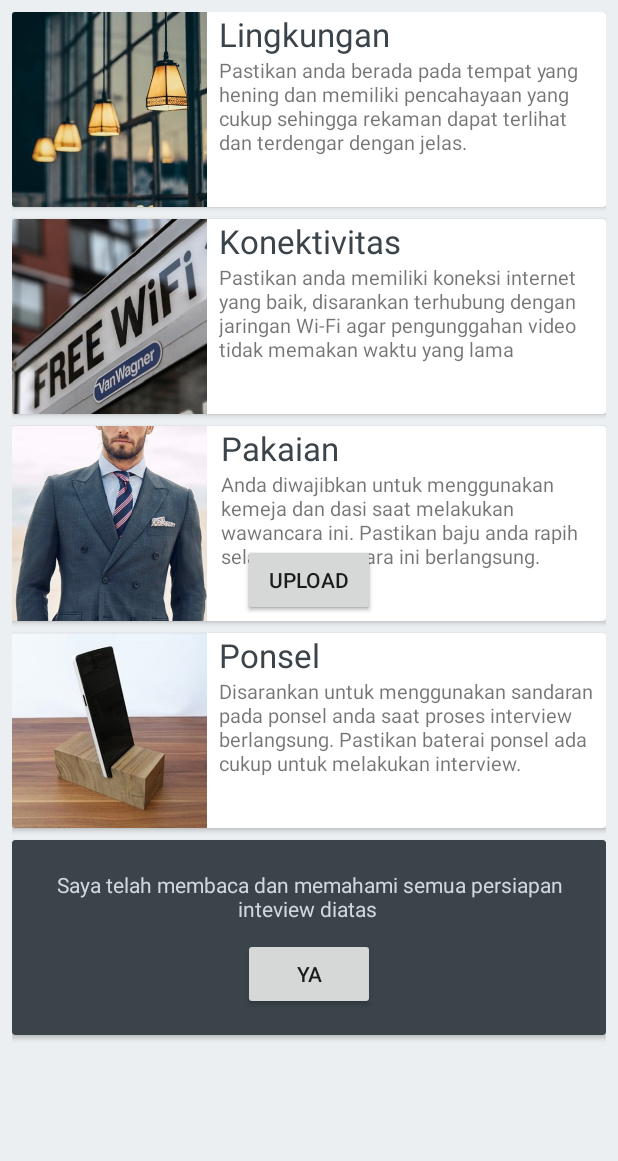
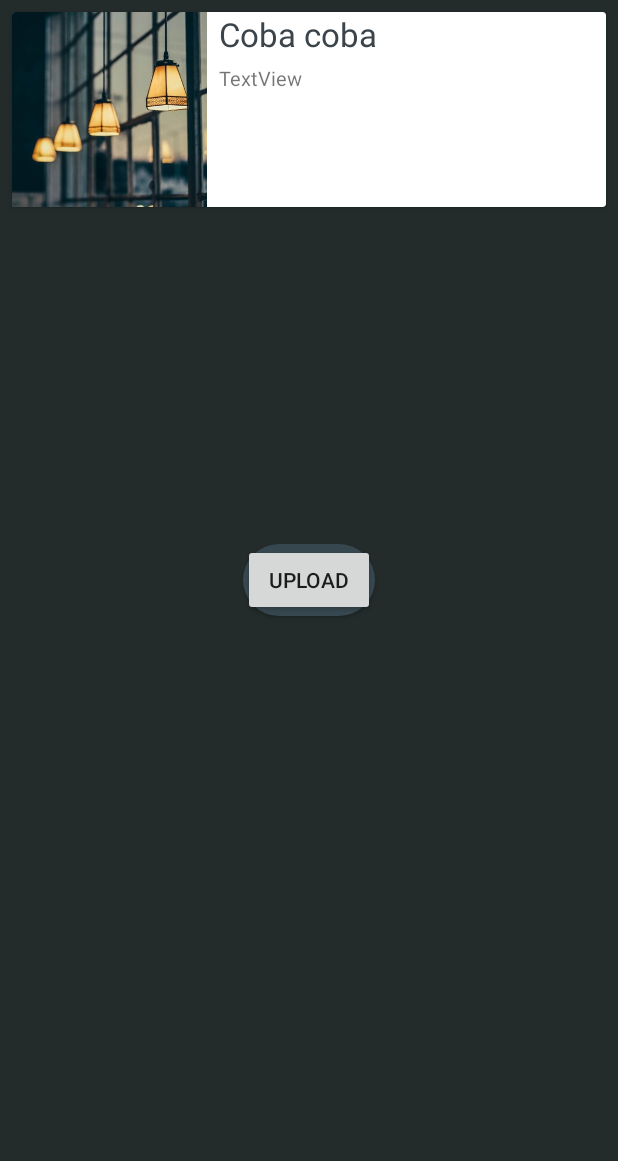
Before and after one commit to sedrasmith/beasiswa, an Android app: the UserAreaActivity screen opened directly, with no data from a screen before it, on a phone screen of 412 x 824 dp, the part 75-1236 px from its top. Run offline under Robolectric (Android 15) with nearby library versions, the phone set to English and light mode, and no system bars; our stand-ins replace Firebase (no records; nobody signed in at launch, a user with empty details on screens opened directly).

Commit message:
12-03-16
bagian interview bisa loop

```diff
--- a/app/src/main/java/o/astra1st/UserAreaActivity.java
+++ b/app/src/main/java/o/astra1st/UserAreaActivity.java
@@ -12,7 +12,6 @@ import android.view.View;
 import android.view.animation.Animation;
 import android.view.animation.AnimationUtils;
 import android.widget.Button;
-import android.widget.ImageButton;
 import android.widget.ImageView;
 import android.widget.TabHost;
 import android.widget.TextView;
@@ -32,14 +31,9 @@ import java.io.File;
 public class UserAreaActivity extends AppCompatActivity {
     TabHost tabHost;
     //-------- var tab 1 ------------//
-    String[]  judul_tutorial_utama = {"Pakaian","Lingkungan","Konektivitas"};
-    String[]  penjelasan_tutorial_utama = {"Anda diwajibkan untuk menggunakan kemeja, dasi dan jas saat melakukan wawancara ini. Pastikan baju anda rapih selama wawancara ini berlangsung"
-                                          ,"Pastikan anda berada pada tempat yang hening agar jawaban anda dapat terdengar dan memiliki pencahayaan yang cukup sehingga rekaman dapat terlihat dengan jelas."
-                                          ,"Pastikan anda memiliki koneksi internet yang baik, disarankan menggunakan Wi-Fi agar pengunggahan video tidak memakan waktu yang lama"};
     //ImageSwitcher imageTutorial;
     TextView judul,penjelasan;
     CardView cardview_tutorial;
-    ImageButton next, prev;
     Animation in, in1, out, out1;
     int i = 0;
     ViewAnimator viewAnimator;
@@ -112,11 +106,13 @@ public class UserAreaActivity extends AppCompatActivity {
 
 
 
-        //Tab 2
+        //----------------------------Tab 2-------------------------------
         spec = host.newTabSpec("Tab Two");
         spec.setContent(R.id.tab2);
         spec.setIndicator("",  getResources().getDrawable(R.drawable.tab2));
         host.addTab(spec);
+        //----------------------------Tab 2-------------------------------
+
 
         //----------------------------Tab 3-------------------------------
 
--- /dev/null
+++ b/app/src/main/res/drawable/roundbutton.xml
@@ -0,0 +1,9 @@
+<?xml version="1.0" encoding="utf-8"?>
+<shape xmlns:android="http://schemas.android.com/apk/res/android"
+    android:shape="rectangle">
+    <solid android:color="#37474F" />
+    <corners android:bottomRightRadius="38dp"
+        android:bottomLeftRadius="38dp"
+        android:topRightRadius="38dp"
+        android:topLeftRadius="38dp"/>
+</shape>
--- a/app/src/main/res/layout/activity_main_click.xml
+++ b/app/src/main/res/layout/activity_main_click.xml
@@ -12,7 +12,8 @@
             android:layout_width="wrap_content"
             android:layout_height="wrap_content"
             android:id="@+id/start"
-            android:layout_gravity="center" />
+            android:layout_gravity="center"
+            android:background="@drawable/roundbutton" />
     </FrameLayout>
 
 </LinearLayout>
--- /dev/null
+++ b/app/src/main/res/layout/activity_petunjuk.xml
@@ -0,0 +1,73 @@
+<?xml version="1.0" encoding="utf-8"?>
+<LinearLayout xmlns:android="http://schemas.android.com/apk/res/android"
+    xmlns:app="http://schemas.android.com/apk/res-auto"
+    android:orientation="vertical" android:layout_width="match_parent"
+    android:layout_height="match_parent"
+    android:background="#232b2b">
+
+    <ScrollView
+        android:layout_width="match_parent"
+        android:layout_height="match_parent">
+
+        <LinearLayout
+            android:layout_width="match_parent"
+            android:layout_height="wrap_content"
+            android:orientation="vertical" >
+
+            <android.support.v7.widget.CardView
+                android:layout_width="match_parent"
+                android:layout_height="130dp"
+                android:layout_marginBottom="8dp"
+                android:layout_marginTop="8dp"
+                android:layout_marginRight="8dp"
+                android:layout_marginLeft="8dp">
+
+                <RelativeLayout
+                    android:layout_width="match_parent"
+                    android:layout_height="match_parent">
+
+                    <ImageView
+                        android:layout_width="130dp"
+                        android:layout_height="wrap_content"
+                        app:srcCompat="@drawable/lampu_kotak"
+                        android:id="@+id/imageView7" />
+
+                    <TextView
+                        android:text="Coba coba"
+                        android:layout_width="wrap_content"
+                        android:layout_height="wrap_content"
+                        android:layout_alignParentTop="true"
+                        android:layout_toRightOf="@+id/imageView7"
+                        android:layout_toEndOf="@+id/imageView7"
+                        android:layout_marginLeft="8dp"
+                        android:id="@+id/textView8"
+                        android:textColor="#3b444b"
+                        android:textSize="22sp" />
+
+                    <TextView
+                        android:text="TextView"
+                        android:layout_width="wrap_content"
+                        android:layout_height="wrap_content"
+                        android:layout_below="@+id/textView8"
+                        android:layout_alignLeft="@+id/textView8"
+                        android:layout_alignStart="@+id/textView8"
+                        android:id="@+id/textView11"
+                        android:layout_marginTop="5dp"
+                        android:layout_marginRight="8dp"
+                        android:textSize="13sp" />
+                </RelativeLayout>
+            </android.support.v7.widget.CardView>
+
+            <android.support.v7.widget.CardView
+                android:layout_width="match_parent"
+                android:layout_height="match_parent" >
+
+                <RelativeLayout
+                    android:layout_width="match_parent"
+                    android:layout_height="match_parent">
+
+                </RelativeLayout>
+            </android.support.v7.widget.CardView>
+        </LinearLayout>
+    </ScrollView>
+</LinearLayout>
--- a/app/src/main/res/layout/activity_tutoial.xml
+++ b/app/src/main/res/layout/activity_tutoial.xml
@@ -10,7 +10,7 @@
     android:paddingRight="0dp"
     android:paddingTop="0dp"
     tools:context="o.astra1st.TutoialActivity"
-    android:background="#ECEFF1">
+    android:background="#232b2b">
 
 
     <ScrollView
@@ -65,11 +65,12 @@
                         android:layout_width="wrap_content"
                         android:layout_height="wrap_content"
                         android:id="@+id/textView4"
+                        android:textSize="13sp"
+                        android:layout_centerVertical="true"
                         android:layout_alignLeft="@+id/textView3"
                         android:layout_alignStart="@+id/textView3"
-                        android:layout_below="@+id/textView3"
-                        android:layout_marginRight="8dp"
-                        android:textSize="13sp" />
+                        android:layout_marginTop="5dp"
+                        android:layout_marginRight="8dp" />
                 </RelativeLayout>
             </android.support.v7.widget.CardView>
 
@@ -113,7 +114,8 @@
                         android:layout_below="@+id/textView5"
                         android:layout_alignLeft="@+id/textView5"
                         android:layout_alignStart="@+id/textView5"
-                        android:layout_marginRight="8dp" />
+                        android:layout_marginRight="8dp"
+                        android:layout_marginTop="5dp" />
                 </RelativeLayout>
             </android.support.v7.widget.CardView>
 
@@ -150,7 +152,8 @@
                         android:layout_alignLeft="@+id/textView"
                         android:layout_alignStart="@+id/textView"
                         android:layout_marginRight="8dp"
-                        android:textSize="13sp" />
+                        android:textSize="13sp"
+                        android:layout_marginTop="5dp" />
 
                     <ImageView
                         android:layout_height="match_parent"
@@ -203,7 +206,9 @@
                         android:layout_alignLeft="@+id/textView7"
                         android:layout_alignStart="@+id/textView7"
                         android:id="@+id/textView9"
-                        android:textSize="13sp" />
+                        android:textSize="13sp"
+                        android:layout_marginRight="8dp"
+                        android:layout_marginTop="5dp" />
                 </RelativeLayout>
             </android.support.v7.widget.CardView>
 
--- a/app/src/main/res/layout/activity_user_area.xml
+++ b/app/src/main/res/layout/activity_user_area.xml
@@ -52,13 +52,12 @@
                         ></include>
 
 
-                    <LinearLayout
+                    <include
                         android:id="@+id/tab2"
+                        layout="@layout/activity_petunjuk"
                         android:layout_width="match_parent"
                         android:layout_height="match_parent"
-                        android:orientation="vertical">
-
-                    </LinearLayout>
+                        ></include>
 
                     <include
                         android:id="@+id/tab3"
```
Also changed, not shown: app/src/main/java/o/astra1st/MainActivity.java (+75 -3 lines), app/src/main/res/layout/activity_main.xml (+8 -1 lines).
